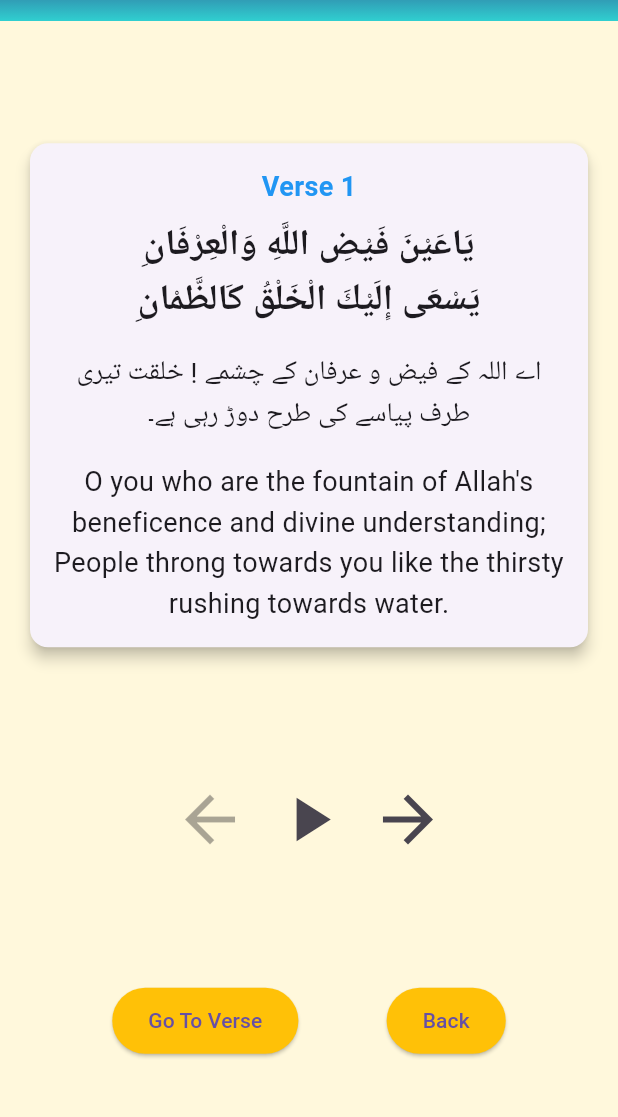
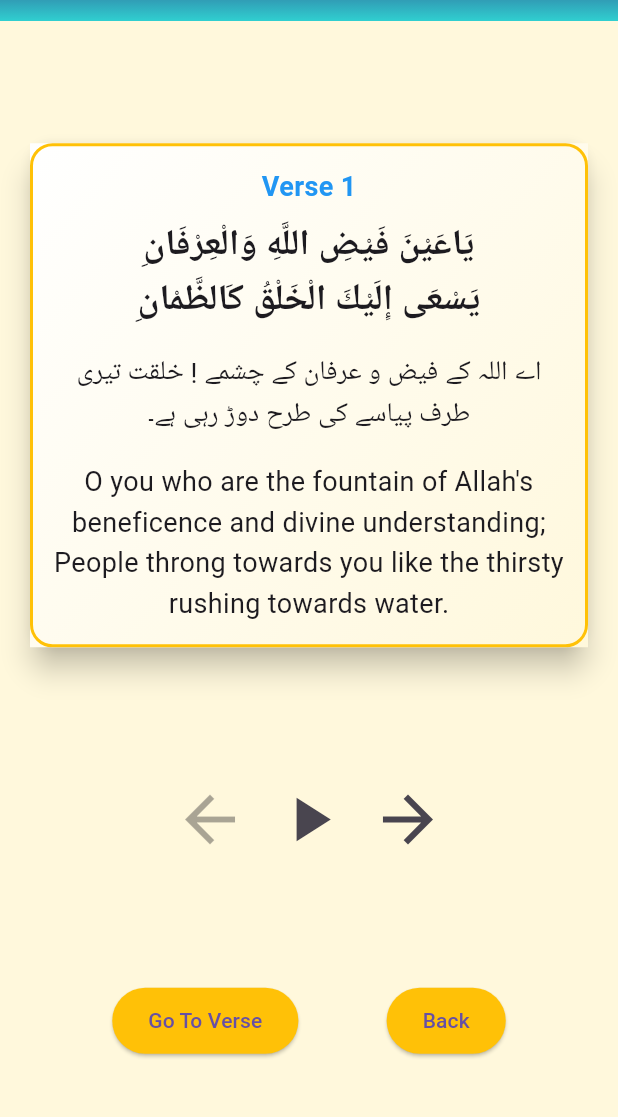
Before and after one commit to Mohdjariullah/MKA-Qaseeda, a Flutter app: the ReadScreen screen opened directly, on a phone screen of 412 x 824 dp, the part 63-1180 px from its top. Run offline on Flutter 3.47's test engine with Material 3 defaults, Android fonts, the phone set to English and light mode, and no system bars; our stand-ins replace just_audio.

```diff
--- a/lib/screens/home.dart
+++ b/lib/screens/home.dart
@@ -163,6 +163,7 @@ class _HomePageWidgetState extends State<homescreen> {
   Widget _buildButton(String text) {
     return ElevatedButton(
       onPressed: () {
+        // ignore: avoid_print
         print('Button pressed ...');
       },
       style: ElevatedButton.styleFrom(
@@ -186,3 +187,5 @@ class _HomePageWidgetState extends State<homescreen> {
     );
   }
 }
+
+// Make a starting effect
--- a/lib/screens/read_screen.dart
+++ b/lib/screens/read_screen.dart
@@ -1,3 +1,5 @@
+// ignore_for_file: avoid_print
+
 import 'package:flutter/material.dart';
 import 'package:qaseeda/data/verses.dart';
 import 'package:just_audio/just_audio.dart';
@@ -47,6 +49,7 @@ class _ReadScreenState extends State<ReadScreen> {
       }).toList();
     });
   }
+
   // Add this method to stop audio when verse changes
   void stopAudio() {
     audioPlayer.pause();
@@ -92,13 +95,15 @@ class _ReadScreenState extends State<ReadScreen> {
 
         // Schedule stop at exact end time
         Future.delayed(timestamp.end - timestamp.start, () {
-          if (mounted && coupletNumber == coupletNumber) { // Check if verse hasn't changed
+          if (mounted && coupletNumber == coupletNumber) {
+            // Check if verse hasn't changed
             stopAudio();
           }
         });
       }
     }
   }
+
   @override
   Widget build(BuildContext context) {
     final currentVerse = coupletNumber <= verses.length
@@ -187,7 +192,20 @@ class _ReadScreenState extends State<ReadScreen> {
                 mainAxisAlignment: MainAxisAlignment.spaceEvenly,
                 children: [
                   Card(
-                    elevation: 4,
+                    elevation: 8,
+                    shape: RoundedRectangleBorder(
+                      borderRadius: BorderRadius.circular(15),
+                      side: const BorderSide(color: Colors.amber, width: 2),
+                    ),
+                    child: AnimatedContainer(
+                      duration: const Duration(milliseconds: 300),
+                      decoration: const BoxDecoration(
+                        gradient: LinearGradient(
+                          colors: [Colors.white, Color(0xFFFFF8DC)],
+                          begin: Alignment.topLeft,
+                          end: Alignment.bottomRight,
+                        ),
+                      ),
                       child: Padding(
                         padding: const EdgeInsets.all(16.0),
                         child: Column(
@@ -229,6 +247,7 @@ class _ReadScreenState extends State<ReadScreen> {
                               textAlign: TextAlign.center,
                             ),
                           ],
+                        ),
                       ),
                     ),
                   ),
```
Also changed, not shown: pubspec.yaml (+10 -1 lines), assets/applogo.jpg (added), pubspec.lock, 6 other files. Lines whose indentation alone changed are shown as unchanged.
